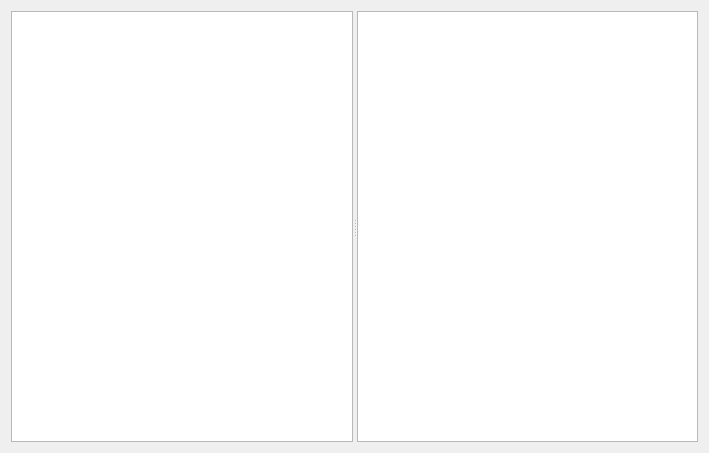
This is src/BSPluginInfo/pluginrecordview.ui in Exit-9B/modorganizer-bsplugins as Qt 5 draws it before an edit. The edited form follows.
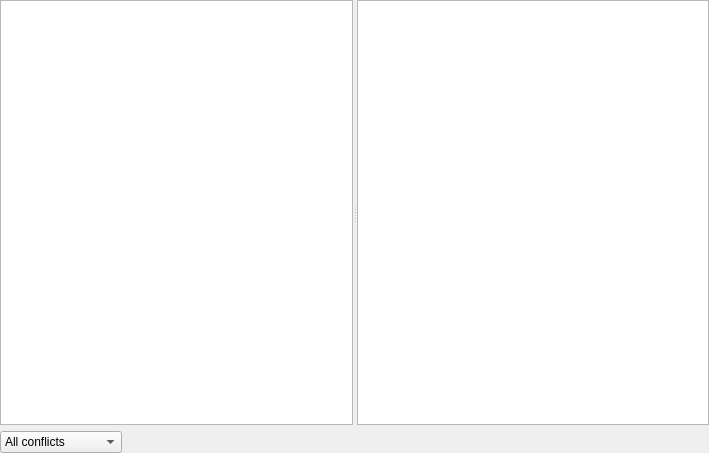
This is the edited form.

Commit message: Implement conflict filters and adjust UI layout

What changed in the file:
```diff
--- a/src/BSPluginInfo/pluginrecordview.ui
+++ b/src/BSPluginInfo/pluginrecordview.ui
@@ -14,6 +14,18 @@
    <string notr="true">BGS Data</string>
   </property>
   <layout class="QVBoxLayout" name="verticalLayout">
+   <property name="leftMargin">
+    <number>0</number>
+   </property>
+   <property name="topMargin">
+    <number>0</number>
+   </property>
+   <property name="rightMargin">
+    <number>0</number>
+   </property>
+   <property name="bottomMargin">
+    <number>0</number>
+   </property>
    <item>
     <widget class="QSplitter" name="splitter">
      <property name="orientation">
@@ -46,6 +58,9 @@
       </property>
      </widget>
      <widget class="QTreeView" name="recordStructureView">
+      <property name="alternatingRowColors">
+       <bool>true</bool>
+      </property>
       <property name="selectionMode">
        <enum>QAbstractItemView::NoSelection</enum>
       </property>
@@ -55,6 +70,62 @@
      </widget>
     </widget>
    </item>
+   <item>
+    <widget class="QWidget" name="conflictFilterRow" native="true">
+     <property name="sizePolicy">
+      <sizepolicy hsizetype="Preferred" vsizetype="Fixed">
+       <horstretch>0</horstretch>
+       <verstretch>0</verstretch>
+      </sizepolicy>
+     </property>
+     <layout class="QHBoxLayout" name="horizontalLayout_2">
+      <property name="leftMargin">
+       <number>0</number>
+      </property>
+      <property name="topMargin">
+       <number>0</number>
+      </property>
+      <property name="rightMargin">
+       <number>0</number>
+      </property>
+      <property name="bottomMargin">
+       <number>0</number>
+      </property>
+      <item>
+       <widget class="QComboBox" name="filterCombo">
+        <item>
+         <property name="text">
+          <string>All conflicts</string>
+         </property>
+        </item>
+        <item>
+         <property name="text">
+          <string>Winning conflicts</string>
+         </property>
+        </item>
+        <item>
+         <property name="text">
+          <string>Losing conflicts</string>
+         </property>
+        </item>
+       </widget>
+      </item>
+      <item>
+       <spacer name="horizontalSpacer_2">
+        <property name="orientation">
+         <enum>Qt::Horizontal</enum>
+        </property>
+        <property name="sizeHint" stdset="0">
+         <size>
+          <width>780</width>
+          <height>20</height>
+         </size>
+        </property>
+       </spacer>
+      </item>
+     </layout>
+    </widget>
+   </item>
   </layout>
  </widget>
  <resources/>
```
The commit also changes 8 other files.
